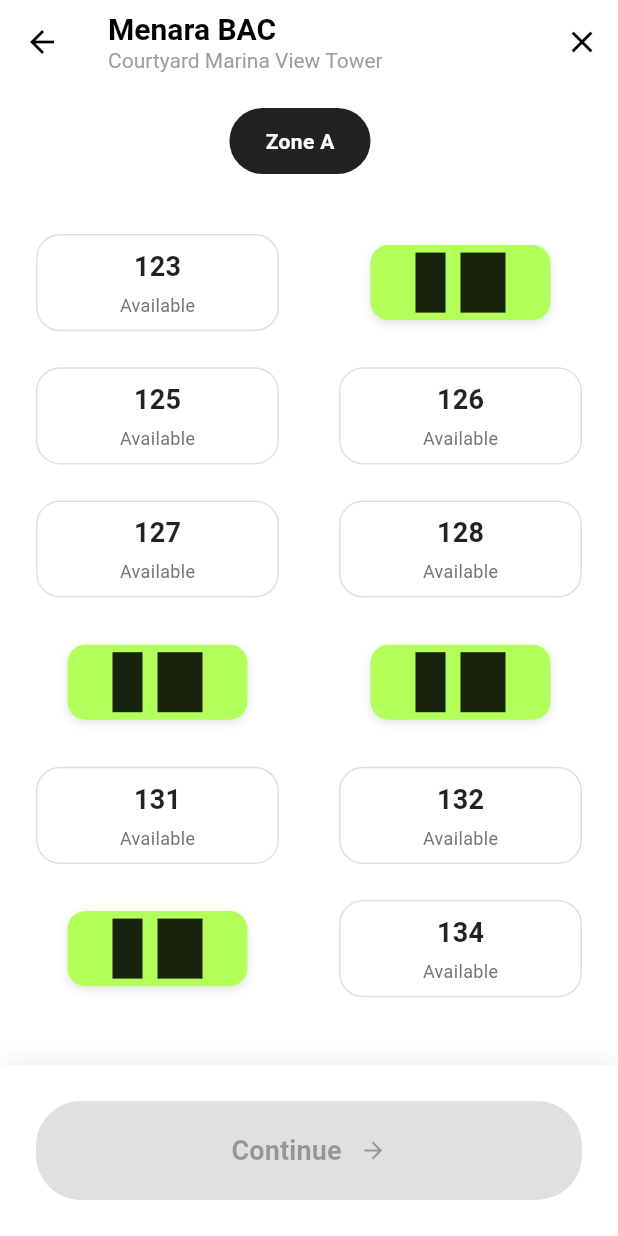
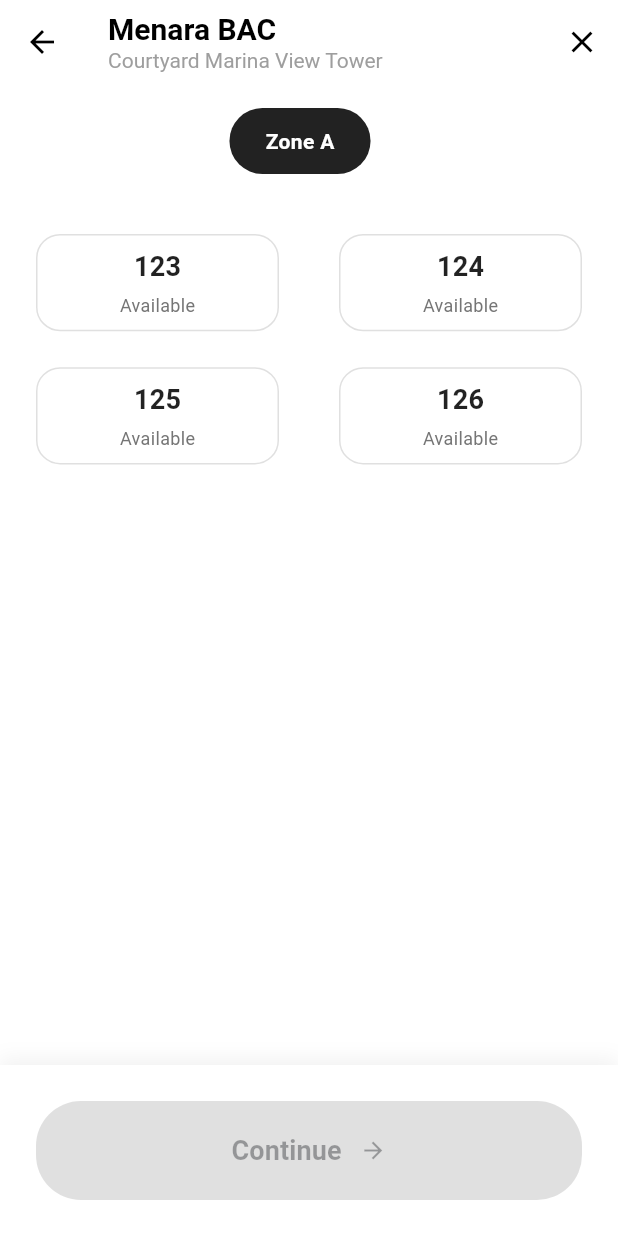
Before and after one commit to YoungCarti/carparkingsystem, a Flutter app: the screen it shows after launch, after a tap on "Menara BAC", on a phone screen of 412 x 824 dp. Run offline on Flutter 3.47's test engine with Material 3 defaults, Android fonts, the phone set to English and light mode, and no system bars.

Commit message:
removed 3 slots

```diff
--- a/lib/models/parking_models.dart
+++ b/lib/models/parking_models.dart
@@ -38,15 +38,7 @@
 
 final List<ParkingSlot> dummySlots = [
   ParkingSlot(id: '1', label: '123', status: SlotStatus.available),
-  ParkingSlot(id: '2', label: '124', status: SlotStatus.occupied),
+  ParkingSlot(id: '2', label: '124', status: SlotStatus.available),
   ParkingSlot(id: '3', label: '125', status: SlotStatus.available),
   ParkingSlot(id: '4', label: '126', status: SlotStatus.available),
-  ParkingSlot(id: '5', label: '127', status: SlotStatus.available),
-  ParkingSlot(id: '6', label: '128', status: SlotStatus.available),
-  ParkingSlot(id: '7', label: '129', status: SlotStatus.occupied),
-  ParkingSlot(id: '8', label: '130', status: SlotStatus.occupied),
-  ParkingSlot(id: '9', label: '131', status: SlotStatus.available),
-  ParkingSlot(id: '10', label: '132', status: SlotStatus.available),
-  ParkingSlot(id: '11', label: '133', status: SlotStatus.occupied),
-  ParkingSlot(id: '12', label: '134', status: SlotStatus.available),
 ];
--- a/lib/screens/availability_screen.dart
+++ b/lib/screens/availability_screen.dart
@@ -122,7 +122,7 @@
                height: 50,
                width: 120,
                decoration: BoxDecoration(
-                 color: const Color(0xFFB2FF59), // Light Green Car
+                 color: Colors.red, // Red Car
                  borderRadius: BorderRadius.circular(12),
                  boxShadow: [
                    BoxShadow(color: Colors.black.withOpacity(0.1), blurRadius: 4, offset: const Offset(0, 2)),
```
